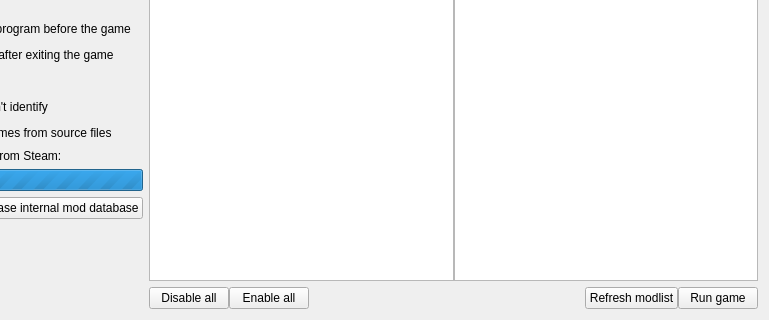
The window that mainwindow.ui (Van-Weyden/ESModManager) describes before a commit, drawn with Qt 5; both pictures show x 205 to 974 and y 175 to 495 of the 974 by 495 pixel window.
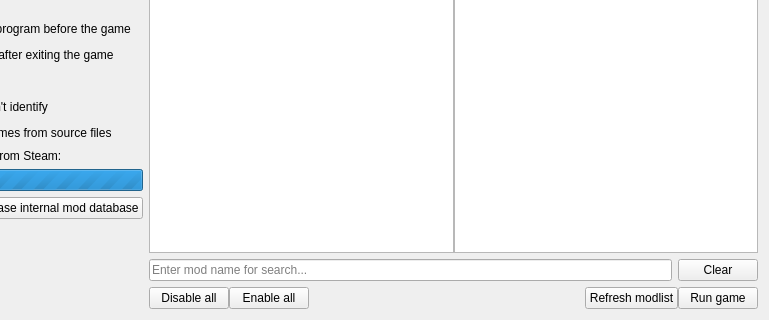
The same window after the commit. Icons and pictures are not drawn.

Commit message:
Added search fields
Added search fields in the main window & database editor.
Russian comments have been replaced by English ones.

What changed in the file:
```diff
--- a/mainwindow.ui
+++ b/mainwindow.ui
@@ -342,6 +342,30 @@
         </item>
        </layout>
       </item>
+      <item>
+       <layout class="QHBoxLayout" name="searchHorizontalLayout">
+        <property name="topMargin">
+         <number>0</number>
+        </property>
+        <item>
+         <widget class="QLineEdit" name="searchLineEdit">
+          <property name="frame">
+           <bool>true</bool>
+          </property>
+          <property name="placeholderText">
+           <string>Enter mod name for search...</string>
+          </property>
+         </widget>
+        </item>
+        <item>
+         <widget class="QPushButton" name="clearSearchPushButton">
+          <property name="text">
+           <string>Clear</string>
+          </property>
+         </widget>
+        </item>
+       </layout>
+      </item>
       <item>
        <layout class="QHBoxLayout" name="buttonsHorizontalLayout">
         <property name="spacing">
```
The commit also changes 11 other files.
